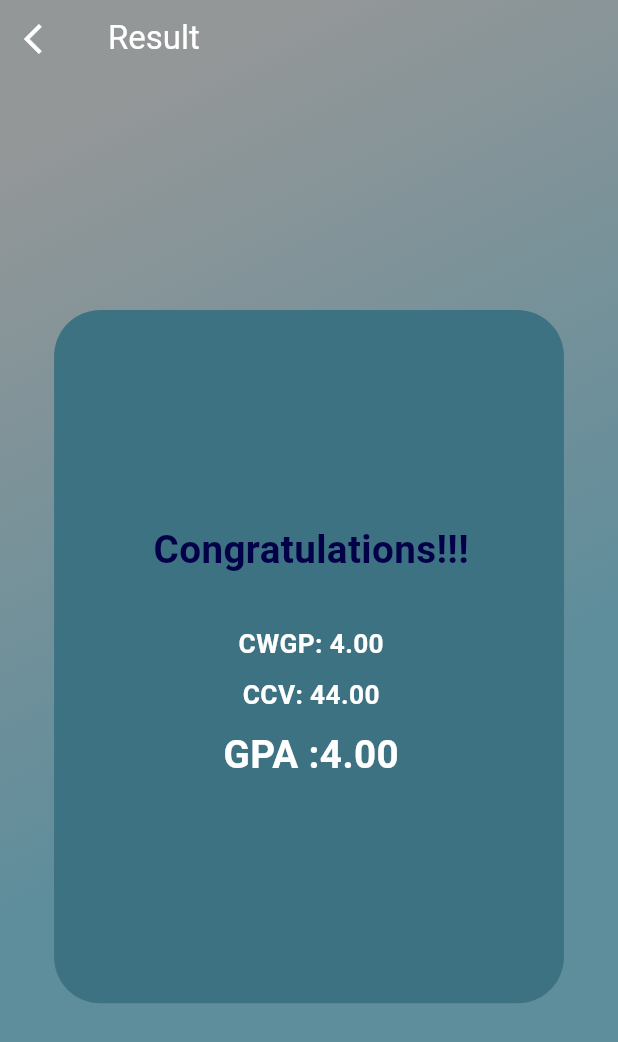
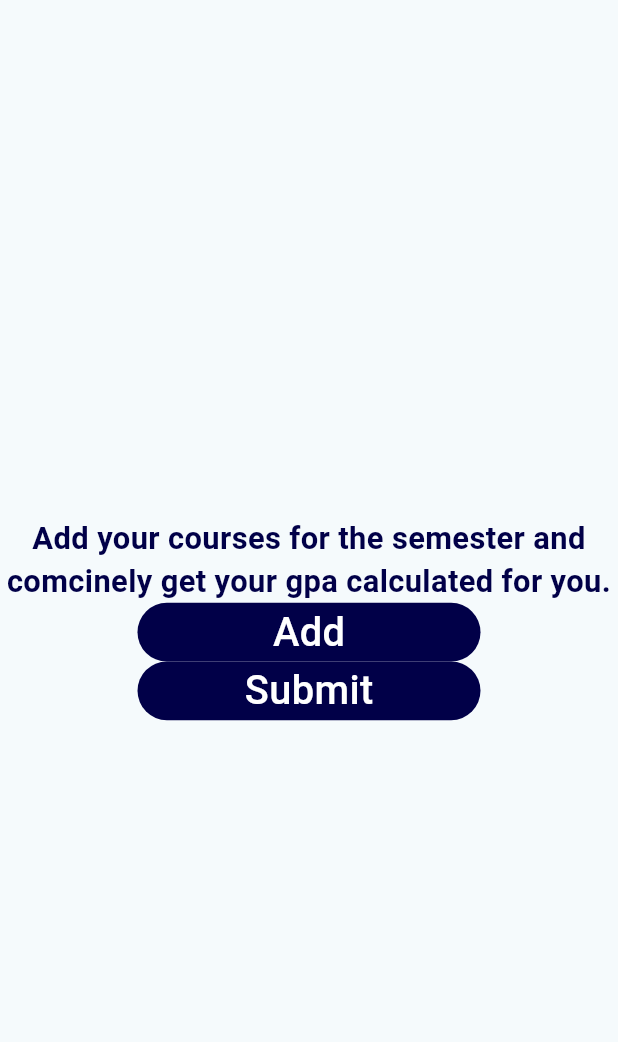
Before and after one commit to delbertkimbi/GPA_Guide, a Flutter app: the HomePage screen opened by its route, after a tap on "GPA", on a phone screen of 412 x 824 dp. Shown: the top 1042 px of the screen. Run offline on Flutter 3.47's test engine with Material 3 defaults, Android fonts, the light colour scheme and no system bars; our stand-ins replace auto_route, firebase_core, flutter_bloc, flutter_screenutil; accounts and stored records are empty.

Commit message:
Added getSubjectInfo page

```diff
--- a/gpa_calcos/lib/Presentation/Custom/Widgets/drawer.dart
+++ b/gpa_calcos/lib/Presentation/Custom/Widgets/drawer.dart
@@ -2,7 +2,6 @@ import 'package:flutter/material.dart';
 import 'package:flutter_screenutil/flutter_screenutil.dart';
 import 'package:gpa_calcos/Presentation/Custom/files/colors.dart';
 import 'package:gpa_calcos/Presentation/Custom/files/list_tile.dart';
-import 'package:gpa_calcos/Presentation/screens/home.dart';
 
 class CustomDrawer extends StatelessWidget {
   final String userName;
--- a/gpa_calcos/lib/Presentation/Custom/files/register_button.dart
+++ b/gpa_calcos/lib/Presentation/Custom/files/register_button.dart
@@ -7,7 +7,7 @@ class RegisterButton extends StatelessWidget {
   final String text;
   late Color color;
   FontWeight fontWeight;
-  final int textSize;
+  final double textSize;
 
   RegisterButton({
     super.key,
--- a/gpa_calcos/lib/Presentation/Routes/app_router.dart
+++ b/gpa_calcos/lib/Presentation/Routes/app_router.dart
@@ -1,19 +1,17 @@
 import 'package:auto_route/auto_route.dart';
-
-
-
 
 import 'app_router.gr.dart';
 
 @AutoRouterConfig(replaceInRouteName: 'Screen, Route')
-class AppRouter extends  $AppRouter {
+class AppRouter extends $AppRouter {
   @override
   List<AutoRoute> get routes => [
-    AutoRoute(page: LandingPage.page, initial: true),
-    AutoRoute(page: HomePage.page ),
-    AutoRoute(page: LogIn.page ),
-    AutoRoute(page: SignUp.page),
-    AutoRoute(page: GradingSystem.page),
-     AutoRoute(page: ResultPage.page),
-  ];
+        AutoRoute(page: LandingPage.page, initial: true),
+        AutoRoute(page: HomePage.page),
+        AutoRoute(page: LogIn.page),
+        AutoRoute(page: SignUp.page),
+        AutoRoute(page: GradingSystem.page),
+        AutoRoute(page: ResultPage.page),
+        AutoRoute(page: GetSubjectInfo.page),
+      ];
 }
--- /dev/null
+++ b/gpa_calcos/lib/Presentation/screens/get_gpa_info.dart
@@ -0,0 +1,111 @@
+import 'package:auto_route/auto_route.dart';
+import 'package:flutter/material.dart';
+import 'package:flutter/widgets.dart';
+import 'package:flutter_screenutil/flutter_screenutil.dart';
+import 'package:gpa_calcos/Presentation/Custom/files/colors.dart';
+import 'package:gpa_calcos/Presentation/Custom/files/register_button.dart';
+import 'package:gpa_calcos/Presentation/Custom/files/textfield.dart';
+import 'package:gpa_calcos/Presentation/Routes/app_router.gr.dart';
+
+@RoutePage()
+class GetSubjectInfo extends StatelessWidget {
+  const GetSubjectInfo({super.key});
+
+  @override
+  Widget build(BuildContext context) {
+    TextEditingController subjectNameController = TextEditingController();
+    TextEditingController gradeController = TextEditingController();
+    TextEditingController creditValueNameController = TextEditingController();
+    int counter = 0;
+    MainColors mainColors = MainColors();
+    return Scaffold(
+      body: SafeArea(
+        child: Column(
+          mainAxisAlignment: MainAxisAlignment.center,
+          crossAxisAlignment: CrossAxisAlignment.center,
+          children: [
+            Text(
+              'Add your courses for the semester and comcinely get your gpa calculated for you.',
+              textAlign: TextAlign.center,
+              style: TextStyle(
+                fontSize: 20.sp,
+                fontWeight: FontWeight.w600,
+                color: mainColors.color1,
+              ),
+            ),
+            Column(
+              children: [
+                SizedBox(
+                  width: 10.w,
+                ),
+                GestureDetector(
+                  onTap: () {
+                    counter++;
+                    showDialog(
+                        context: context,
+                        builder: (context) => AlertDialog(
+                              content: Column(
+                                mainAxisSize: MainAxisSize.min,
+                                mainAxisAlignment: MainAxisAlignment.center,
+                                crossAxisAlignment: CrossAxisAlignment.center,
+                                children: [
+                                  CustomTextField(
+                                    text: 'Subject Name',
+                                    controller: subjectNameController,
+                                  ),
+                                  CustomTextField(
+                                      text: 'Grade',
+                                      controller: gradeController),
+                                  CustomTextField(
+                                      text: 'Credit Value',
+                                      controller: creditValueNameController),
+                                  SizedBox(
+                                    height: 10.h,
+                                  ),
+                                  GestureDetector(
+                                    onTap: () {
+                                      Navigator.of(context).pop();
+                                    },
+                                    child: RegisterButton(
+                                      textSize: 25.r,
+                                      text: 'Submit',
+                                      color: mainColors.color1,
+                                      fontWeight: FontWeight.w400,
+                                    ),
+                                  )
+                                ],
+                              ),
+                            ));
+                  },
+                  child: RegisterButton(
+                    textSize: 25.r,
+                    text: 'Add',
+                    color: mainColors.color1,
+                    fontWeight: FontWeight.w500,
+                  ),
+                ),
+                SizedBox(
+                  child: counter > 0
+                      ? Container()
+                      : GestureDetector(
+                          onTap: () {
+                            AutoRouter.of(context).push(
+                              ResultPage(ccv: 44, cwgp: 4, gpa: 4),
+                            );
+                          },
+                          child: RegisterButton(
+                            textSize: 25.r,
+                            text: 'Submit',
+                            color: mainColors.color1,
+                            fontWeight: FontWeight.w500,
+                          ),
+                        ),
+                ),
+              ],
+            )
+          ],
+        ),
+      ),
+    );
+  }
+}
--- a/gpa_calcos/lib/Presentation/screens/gpa_results.dart
+++ b/gpa_calcos/lib/Presentation/screens/gpa_results.dart
@@ -26,39 +26,17 @@ class _ResultPageState extends State<ResultPage> {
     MainGradient mainGradient = MainGradient();
     MainColors mainColors = MainColors();
     return SafeArea(
-      child: Container(
-        decoration: mainGradient.gradient(),
       child: Scaffold(
         backgroundColor: Colors.transparent,
-          appBar: AppBar(
-            backgroundColor: Colors.transparent,
-            title: const Text(
-              'Result',
-              style: TextStyle(
-                color: Colors.white,
+        body: Container(
+          decoration: mainGradient.gradient(),
+          child: Center(
+            child: Container(
+              height: 400.h,
+              margin: EdgeInsets.symmetric(
+                vertical: 40.r,
+                horizontal: 30.r,
               ),
-            ),
-            centerTitle: false,
-            toolbarHeight: 50.h,
-            elevation: 0.r,
-            leading: IconButton(
-              icon: const Icon(
-                Icons.arrow_back_ios,
-                color: Colors.white,
-              ),
-              onPressed: () {
-                Navigator.pop(context);
-              },
-            ),
-          ),
-          body: Container(
-            padding: EdgeInsets.all(5.r),
-            margin: EdgeInsets.symmetric(horizontal: 30.h, vertical: 0.h),
-            child: Container(
-              margin: const EdgeInsets.symmetric(
-                vertical: 150,
-              ),
-              padding: EdgeInsets.fromLTRB(3.r, 4.r, 0.r, 9.r),
               decoration: BoxDecoration(
                 color: mainColors.color2,
                 borderRadius: BorderRadius.circular(30.r),
@@ -68,22 +46,12 @@ class _ResultPageState extends State<ResultPage> {
                 crossAxisAlignment: CrossAxisAlignment.center,
                 children: [
                   Center(
-                    child: (widget.gpa < 2.0)
-                        ? Text(
-                            "Don't be discouraged :) \n Just Study more ok!!!",
+                    child: Text(
+                      'Results!!!',
                       textAlign: TextAlign.center,
                       style: TextStyle(
-                              fontSize: 25.sp,
-                              color: mainColors.color1,
-                              fontWeight: FontWeight.bold,
-                            ),
-                          )
-                        : Text(
-                            'Congratulations!!!',
-                            textAlign: TextAlign.center,
-                            style: TextStyle(
-                              fontSize: 25.sp,
-                              color: mainColors.color1,
+                        fontSize: 40.sp,
+                        color: Colors.white,
                         fontWeight: FontWeight.bold,
                       ),
                     ),
--- a/gpa_calcos/lib/Presentation/screens/home.dart
+++ b/gpa_calcos/lib/Presentation/screens/home.dart
@@ -92,8 +92,9 @@ class _HomePageState extends State<HomePage> {
                 ),
                 GestureDetector(
                   onTap: () {
-                    AutoRouter.of(context)
-                        .push(ResultPage(ccv: 44, cwgp: 4, gpa: 4));
+                    AutoRouter.of(context).push(
+                      const GetSubjectInfo()
+                    );
                   },
                   child: customBox(text: 'GPA  '),
                 ),
@@ -106,14 +107,6 @@ class _HomePageState extends State<HomePage> {
                 ),
                 GestureDetector(
                   onTap: () {
-                    // showDialog(
-                    //     context: context,
-                    //     builder: (context) => AlertDialog(
-                    //           content: Column(
-                    //             mainAxisSize: MainAxisSize.min,
-                    //             children: [],
-                    //           ),
-                    //         ));
                     AutoRouter.of(context).push(const GradingSystem());
                   },
                   child: Container(
--- a/gpa_calcos/lib/Presentation/screens/splash/landing.dart
+++ b/gpa_calcos/lib/Presentation/screens/splash/landing.dart
@@ -16,7 +16,7 @@ class _LandingPageState extends State<LandingPage> {
    @override
   void initState() {
     Future.delayed(
-      const Duration(seconds: 5),
+      const Duration(seconds: 2),
       () {
         context.router.replace(const LogIn( ));
         //AutoRouter.of(context).push( Log);
```
Also changed, not shown: gpa_calcos/lib/Presentation/Routes/app_router.gr.dart. Lines whose indentation alone changed are shown as unchanged.
